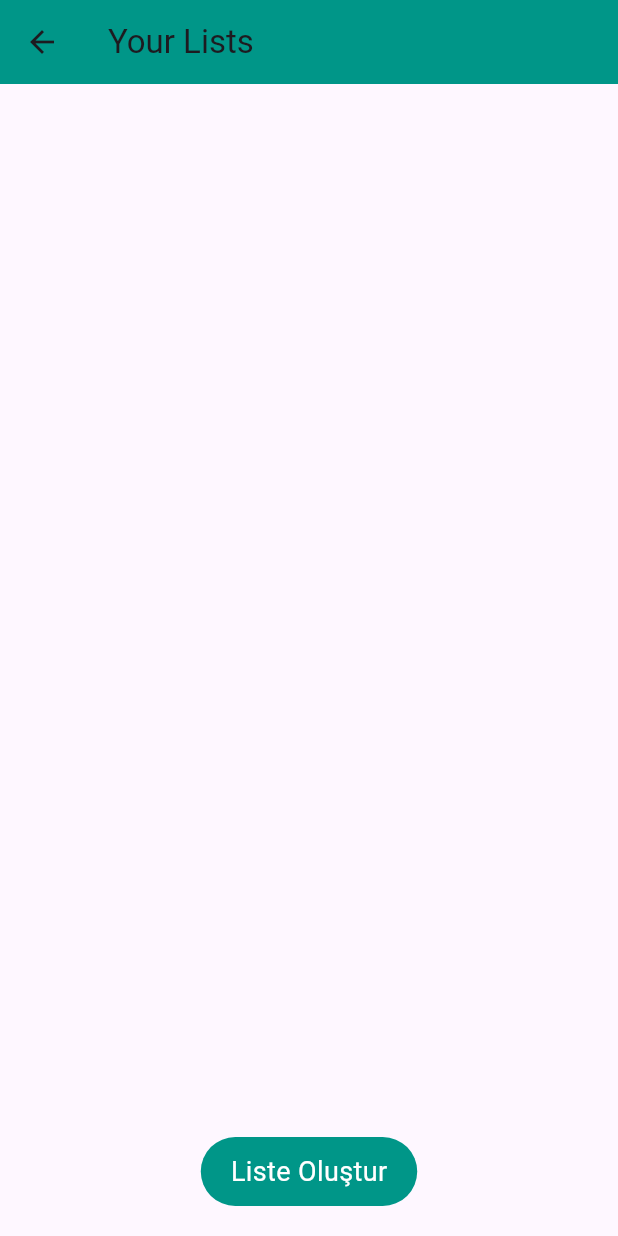
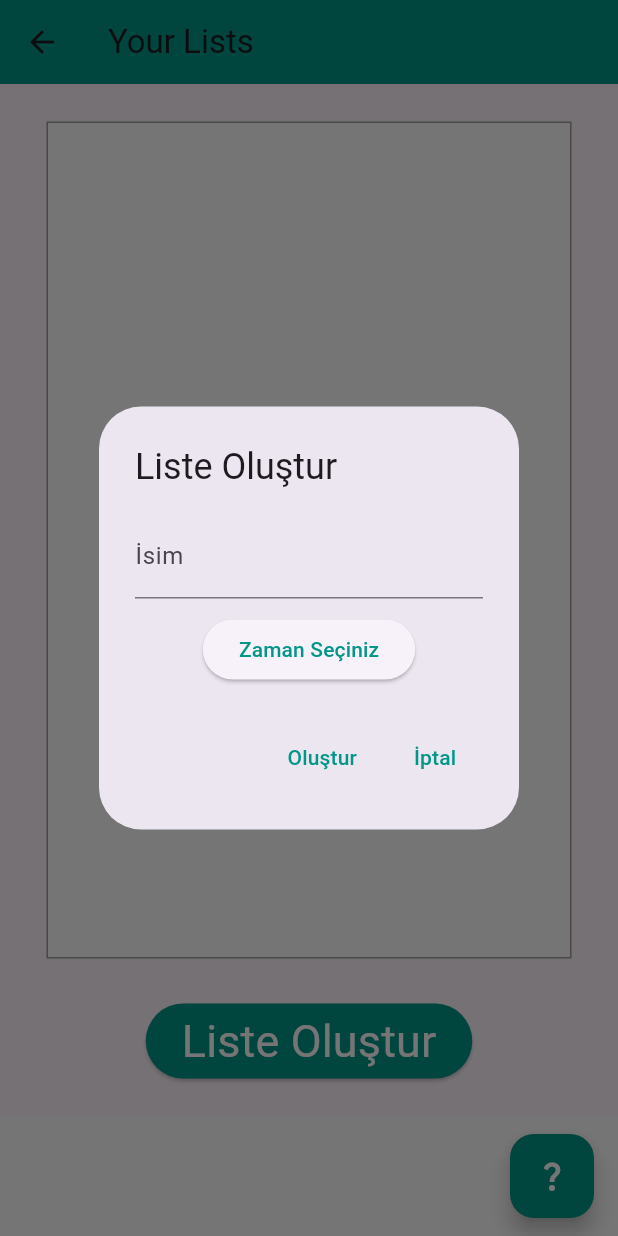
Before and after one commit to Doga4635/apartment_management_app, a Flutter app: the GroceryListScreen screen opened directly, after a tap on "Liste Oluştur", on a phone screen of 412 x 824 dp. Run offline on Flutter 3.47's test engine with Material 3 defaults, Android fonts, the phone set to English and light mode, and no system bars; our stand-ins replace animated_custom_dropdown, cloud_firestore, country_picker, firebase_auth, firebase_core, font_awesome_flutter and 5 more; accounts and stored records are empty.

Commit message:
showing lists and bottomNavigationBar problem fixed in grocery_list_screen.dart ,multiple_flat_user_profile_screen.dart and user_profile_screen.dart edited

```diff
--- a/lib/screens/grocery_list_screen.dart
+++ b/lib/screens/grocery_list_screen.dart
@@ -1,14 +1,15 @@
 import 'package:apartment_management_app/screens/first_module_screen.dart';
-//import 'package:apartment_management_app/screens/main_screen.dart';
 import 'package:apartment_management_app/screens/new_order_screen.dart';
 import 'package:flutter/material.dart';
 import 'package:firebase_auth/firebase_auth.dart';
 import 'package:cloud_firestore/cloud_firestore.dart';
+import 'package:multi_select_flutter/dialog/mult_select_dialog.dart';
+import 'package:multi_select_flutter/util/multi_select_item.dart';
 import 'package:provider/provider.dart';
 import '../models/list_model.dart';
-import '../models/order_model.dart';
 import '../services/auth_supplier.dart';
 import '../utils/utils.dart';
+import 'ana_menü_yardım_screen.dart';
 
 
 class GroceryListScreen extends StatefulWidget {
@@ -21,30 +22,40 @@ class GroceryListScreen extends StatefulWidget {
 
 
 class GroceryListScreenState extends State<GroceryListScreen> {
+
+  List<String> listNameList = [];
+
   final FirebaseAuth _auth = FirebaseAuth.instance;
-  late User? _user;
-  final TextEditingController nameController =
-  TextEditingController();
-  final TextEditingController daysController =
-  TextEditingController();
+
   String randomListId = generateRandomId(10);
+  List<String> _selectedDays = [];
+  final List<String> _days = [
+    'Bir kez',
+    'Pazartesi',
+    'Salı',
+    'Çarşamba',
+    'Perşembe',
+    'Cuma',
+    'Cumartesi',
+    'Pazar',
+    'Her gün'
+  ];
+
 
   @override
   void initState() {
     super.initState();
-    _getUser();
+
+    String currentUserUid = FirebaseAuth.instance.currentUser!.uid;
+    getCurrentUserListNames(currentUserUid ,listNameList).then((_) {
+      setState(() {});
+
+    });
   }
-
-
-  void _getUser() async {
-    _user = _auth.currentUser;
-    setState(() {});
-  }
-
 
   @override
   Widget build(BuildContext context) {
-
+    final ap = Provider.of<AuthSupplier>(context, listen: false);
     return Scaffold(
       appBar: AppBar(
         title: const Text('Your Lists'),
@@ -58,120 +69,113 @@ class GroceryListScreenState extends State<GroceryListScreen> {
       ),
 
 
-      body: _user != null
-          ? StreamBuilder(
-        stream: FirebaseFirestore.instance
-            .collection('lists')
-            .where('uid', isEqualTo: _user!.uid)
-            .snapshots(),
-        builder: (context, AsyncSnapshot<QuerySnapshot> snapshot) {
-          if (snapshot.connectionState == ConnectionState.waiting) {
-            return const Center(
-              child: CircularProgressIndicator(),
-            );
-          }
-          if (snapshot.hasError) {
-            return Center(
-              child: Text('Error: ${snapshot.error}'),
-            );
-          }
-          if (snapshot.hasData && snapshot.data!.docs.isEmpty) {
-            WidgetsBinding.instance.addPostFrameCallback((_) {
-              _showListDialog(context);
-            });
-            return const Center(
-              child: CircularProgressIndicator(),
-            );
-          }
-          return ListView(
-            children: snapshot.data!.docs.map((document) {
-              final list = ListModel.fromSnapshot(document);
-              return StreamBuilder(
-                stream: FirebaseFirestore.instance
-                    .collection('orders')
-                    .where('listId', isEqualTo: list.listId)
-                    .snapshots(),
-                builder: (context, AsyncSnapshot<QuerySnapshot> orderSnapshot) {
-                  if (orderSnapshot.connectionState == ConnectionState.waiting) {
-                    return const Center(
-                      child: CircularProgressIndicator(),
-                    );
-                  }
-                  if (orderSnapshot.hasError) {
-                    return Center(
-                      child: Text('Error: ${orderSnapshot.error}'),
-                    );
-                  }
-                  return Column(
-                    children: [
-                      ListTile(
-                        title: Text(list.name),
-                        // Daha fazla detay eklenebilir
-                      ),
-                      ListView(
-                        shrinkWrap: true,
-                        physics: const NeverScrollableScrollPhysics(),
-                        children: orderSnapshot.data!.docs.map((orderDocument) {
-                          final order = OrderModel(
-                            orderId: orderDocument['orderId'],
-                            listId: orderDocument['listId'],
-                            productId: orderDocument['productId'],
-                            name: orderDocument['name'],
-                            amount: orderDocument['amount'],
-                            details: orderDocument['details'],
-                            place: orderDocument['place'],
-                            days: orderDocument['days'],
-                          );
-                          return ListTile(
-                            title: Text('${order.name} - Miktar: ${order.amount}'),
-                            subtitle: Text('Details: ${order.details} - Yer: ${order.place}'),
-                            // Other order details can be displayed here
-                          );
-                        }).toList(),
-                      ),
-                    ],
-                  );
+      body: Center(
+        child: Padding(
+          padding: const EdgeInsets.all(25.0),
+          child: Column(
+            mainAxisAlignment: MainAxisAlignment.start,
+            children: [
+              Expanded(
+                  child:Container(
+                    width: 350.0,
+                    height: 330.0,
+
+
+                    decoration: BoxDecoration(
+                      shape: BoxShape.rectangle,
+                      color: Colors.white,
+                      border: Border.all(color: Colors.grey, width: 1.0),
+                    ),
+
+                    child: ListView.builder(
+                      scrollDirection: Axis.vertical,
+                      itemCount: listNameList.length,
+                      itemBuilder: (BuildContext context, int index) {
+                        return Padding(
+                          padding: const EdgeInsets.all(6.0),
+                          child: ElevatedButton(
+                            style: ElevatedButton.styleFrom(
+                              primary: Colors.teal[50],
+                              minimumSize: Size(250, 85),
+                            ),
+                            onPressed: () async {
+
+                            },
+                            child: Text(
+                              listNameList[index],
+                              style: const TextStyle(
+                                color: Colors.black,
+                                fontSize: 20,
+                              ),
+                            ),
+                          ),
+                        );
+                      },
+                    ),
+
+
+
+                  ), ),
+
+              const SizedBox(height: 30.0),
+
+              ElevatedButton(
+                onPressed: () {
+                  _showListDialog(context);
                 },
-              );
-            }).toList(),
-          );
-        },
-      )
-          : const Center(
-        child: CircularProgressIndicator(),
+                style: ElevatedButton.styleFrom(
+                  backgroundColor: Colors.teal,
+                  minimumSize: const Size(75, 50),
+                ),
+                child: const Text(
+                  "Liste Oluştur",
+                  style: TextStyle(
+                    fontSize: 30,
+                    color: Colors.white,
+                    fontWeight: FontWeight.w400,
+                  ),
+                ),
+              ),
+
+            ],
+          ),
+        ),
+
       ),
-      bottomNavigationBar: Align(
-        alignment: Alignment.bottomCenter,
-        child: Container(
-          margin: const EdgeInsets.all(20.0),
-          padding: const EdgeInsets.symmetric(vertical: 10.0, horizontal: 20.0),
-          decoration: BoxDecoration(
-            color: Colors.teal,
-            borderRadius: BorderRadius.circular(30.0),
-          ),
-          child: GestureDetector(
-            onTap: () {
-              _showListDialog(context);
-            },
-            child: const Text(
-              'Liste Oluştur',
-              style: TextStyle(
+
+      bottomNavigationBar: BottomAppBar(
+        color: Colors.white,
+        child: Row(
+          mainAxisAlignment: MainAxisAlignment.end,
+          children: [
+            FloatingActionButton(
+              onPressed: () {
+                Navigator.push(
+                  context,
+                  MaterialPageRoute(builder: (context) => YardimScreen()),
+                );
+              },
+              tooltip: 'Yardım',
+              backgroundColor: Colors.teal,
+              child: const Icon(
+                Icons.question_mark,
                 color: Colors.white,
-                fontSize: 18.0,
               ),
             ),
-          ),
+          ],
         ),
       ),
+
+
+
+
+
     );
   }
 
   void _showListDialog(BuildContext context) {
     final TextEditingController nameController =
     TextEditingController();
-    final TextEditingController daysController =
-    TextEditingController();
-
 
     showDialog(
       context: context,
@@ -185,9 +189,17 @@ class GroceryListScreenState extends State<GroceryListScreen> {
                 controller: nameController,
                 decoration: const InputDecoration(labelText: 'İsim'),
               ),
-              TextField(
-                controller: daysController,
-                decoration: const InputDecoration(labelText: 'Zaman'),
+              const SizedBox(
+                height: 10,
+              ),
+              ElevatedButton(
+                onPressed: () {
+                  _showMultiSelect(context);
+                },
+                child: Text(_selectedDays.isEmpty ? "Zaman Seçiniz" : _selectedDays.join(", "),
+                  style: const TextStyle(
+                    color: Colors.teal,
+                  ),),
               ),
             ],
           ),
@@ -196,20 +208,20 @@ class GroceryListScreenState extends State<GroceryListScreen> {
               onPressed: () {
                 // Get the updated values from the text fields
                 String name = nameController.text;
-                String days = daysController.text;
+                List<String> days = _selectedDays;
 
                 // Close the dialog
                 Navigator.of(context).pop();
 
                 createList(name, days);
               },
-              child: const Text('Oluştur'),
+              child: const Text('Oluştur',style: TextStyle(color: Colors.teal),),
             ),
             TextButton(
               onPressed: () {
                 Navigator.of(context).pop();
               },
-              child: const Text('İptal'),
+              child: const Text('İptal',style: TextStyle(color: Colors.teal),),
             ),
           ],
         );
@@ -217,7 +229,7 @@ class GroceryListScreenState extends State<GroceryListScreen> {
     );
   }
 
-  void createList(String name, String days) async {
+  void createList(String name, List<String> days) async {
 
 
     final ap = Provider.of<AuthSupplier>(context, listen: false);
@@ -228,7 +240,7 @@ class GroceryListScreenState extends State<GroceryListScreen> {
       listId: randomListId,
       name: name,
       uid: ap.userModel.uid,
-      days: [days],
+      days: days,
     );
     ap.saveListDataToFirebase(
       context: context,
@@ -237,7 +249,7 @@ class GroceryListScreenState extends State<GroceryListScreen> {
         setState(() {
           Navigator.pushAndRemoveUntil(
             context,
-            MaterialPageRoute(builder: (context) => NewOrderScreen(listId:randomListId, days: [days],)),
+            MaterialPageRoute(builder: (context) => NewOrderScreen(listId:randomListId, days: days,)),
                 (route) => false,
           );
         });
@@ -247,5 +259,47 @@ class GroceryListScreenState extends State<GroceryListScreen> {
     );
   }
 
+  void _showMultiSelect(BuildContext context) async {
+    List<String> selectedValues = await showModalBottomSheet(
+      context: context,
+      builder: (BuildContext context) {
+        return MultiSelectDialog(
+          items: _days.map((day) {
+            return MultiSelectItem<String>(day, day);
+          }).toList(),
+          initialValue: _selectedDays,
+          selectedColor: Colors.teal,
+        );
+      },
+    );
+
+    setState(() {
+      _selectedDays = selectedValues;
+    });
+  }
+
+  Future<String?> getCurrentUserListNames(String currentUserUid, List<String> listNameList) async {
+
+    QuerySnapshot querySnapshot = await FirebaseFirestore.instance
+        .collection('lists')
+        .where('uid', isEqualTo: currentUserUid)
+        .get();
+
+    if (querySnapshot.docs.isNotEmpty) {
+      querySnapshot.docs.forEach((doc) {
+        Map<String, dynamic>? data = doc.data() as Map<String, dynamic>?;
+        if (data != null) {
+          String? listName = data['name'] as String?;
+          bool selectedFlat = data['selectedFlat'] as bool? ?? false;
+          if ( listName != null && !selectedFlat) {
+            listNameList.add(listName);
+          }
+
+        }
+      });
+    } else {
+      print('No documents found for the current user.');
+    }
+  }
 
 }
```
Also changed, not shown: lib/screens/multiple_flat_user_profile_screen.dart (+20 -3 lines), lib/screens/user_profile_screen.dart (+22 -7 lines), pubspec.lock.
